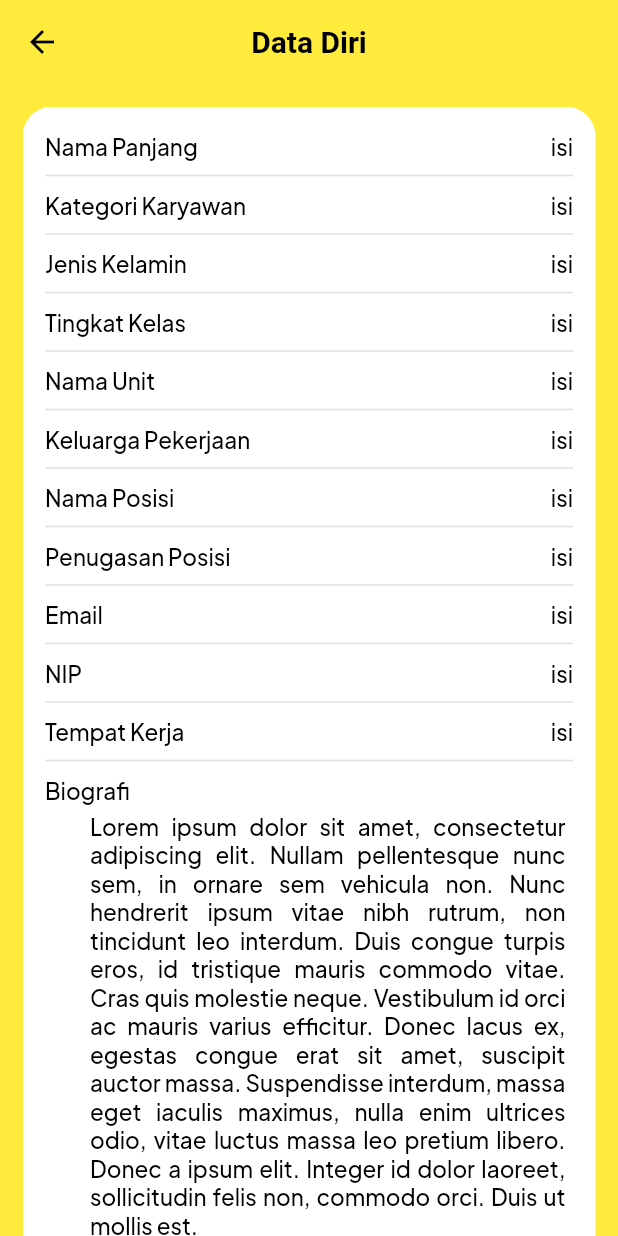
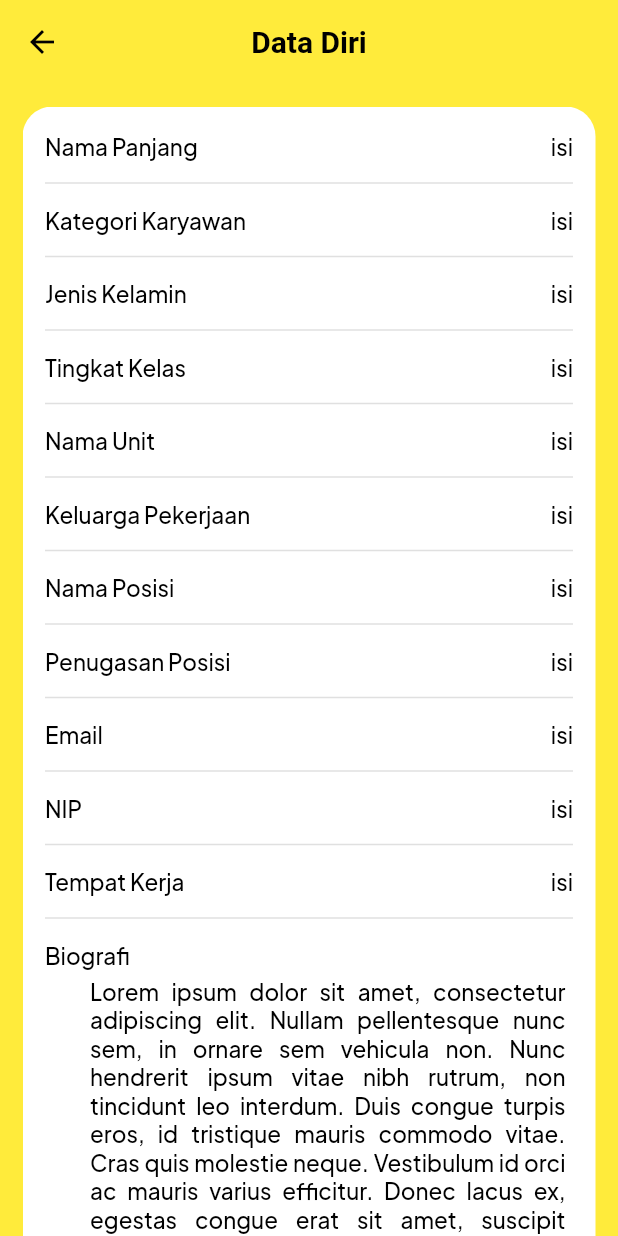
Before and after one commit to Magang-DSTI-BNI/uimobile, a Flutter app: the DataDiri screen opened directly, on a phone screen of 412 x 824 dp. Run offline on Flutter 3.47's test engine with Material 2 defaults, Android fonts, the light colour scheme and no system bars; our stand-ins replace google_nav_bar, line_icons, pull_to_refresh, shared_preferences, transparent_image; accounts and stored records are empty.

Commit message:
Update data_diri.dart

```diff
--- a/lib/Screens/data_diri.dart
+++ b/lib/Screens/data_diri.dart
@@ -59,7 +59,7 @@ class _DataDiriState extends State<DataDiri> {
                     ),
                     // const SizedBox(height: 16),
                     const Divider(
-                      height: 20,
+                      height: 30,
                       thickness: 1,
                       indent: 0,
                       endIndent: 0,
@@ -84,7 +84,7 @@ class _DataDiriState extends State<DataDiri> {
                       ],
                     ),
                     const Divider(
-                      height: 20,
+                      height: 30,
                       thickness: 1,
                       indent: 0,
                       endIndent: 0,
@@ -109,7 +109,7 @@ class _DataDiriState extends State<DataDiri> {
                       ],
                     ),
                     const Divider(
-                      height: 20,
+                      height: 30,
                       thickness: 1,
                       indent: 0,
                       endIndent: 0,
@@ -134,7 +134,7 @@ class _DataDiriState extends State<DataDiri> {
                       ],
                     ),
                     const Divider(
-                      height: 20,
+                      height: 30,
                       thickness: 1,
                       indent: 0,
                       endIndent: 0,
@@ -159,7 +159,7 @@ class _DataDiriState extends State<DataDiri> {
                       ],
                     ),
                     const Divider(
-                      height: 20,
+                      height: 30,
                       thickness: 1,
                       indent: 0,
                       endIndent: 0,
@@ -184,7 +184,7 @@ class _DataDiriState extends State<DataDiri> {
                       ],
                     ),
                     const Divider(
-                      height: 20,
+                      height: 30,
                       thickness: 1,
                       indent: 0,
                       endIndent: 0,
@@ -209,7 +209,7 @@ class _DataDiriState extends State<DataDiri> {
                       ],
                     ),
                     const Divider(
-                      height: 20,
+                      height: 30,
                       thickness: 1,
                       indent: 0,
                       endIndent: 0,
@@ -234,7 +234,7 @@ class _DataDiriState extends State<DataDiri> {
                       ],
                     ),
                     const Divider(
-                      height: 20,
+                      height: 30,
                       thickness: 1,
                       indent: 0,
                       endIndent: 0,
@@ -259,7 +259,7 @@ class _DataDiriState extends State<DataDiri> {
                       ],
                     ),
                     const Divider(
-                      height: 20,
+                      height: 30,
                       thickness: 1,
                       indent: 0,
                       endIndent: 0,
@@ -284,7 +284,7 @@ class _DataDiriState extends State<DataDiri> {
                       ],
                     ),
                     const Divider(
-                      height: 20,
+                      height: 30,
                       thickness: 1,
                       indent: 0,
                       endIndent: 0,
@@ -309,7 +309,7 @@ class _DataDiriState extends State<DataDiri> {
                       ],
                     ),
                     const Divider(
-                      height: 20,
+                      height: 30,
                       thickness: 1,
                       indent: 0,
                       endIndent: 0,
```
